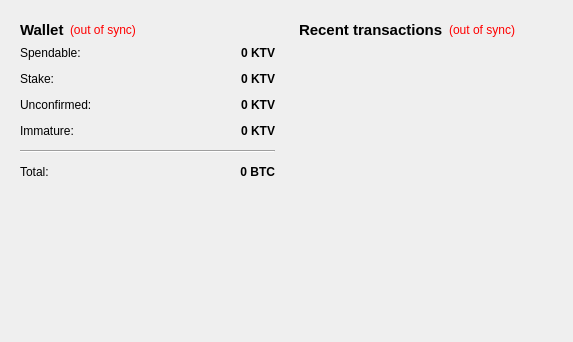
The window that src/qt/forms/overviewpage.ui (kmushi-coin/kmushicoin-source) describes before a commit, drawn with Qt 5.
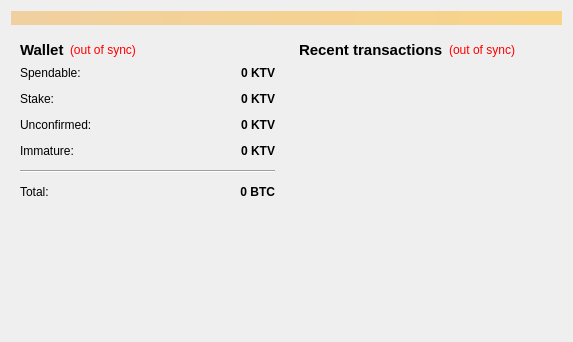
The same window after the commit.

Diff of the .ui file:
```diff
--- a/src/qt/forms/overviewpage.ui
+++ b/src/qt/forms/overviewpage.ui
@@ -13,6 +13,25 @@
   <property name="windowTitle">
    <string>Form</string>
   </property>
+  <layout class="QVBoxLayout" name="topLayout">
+   <item>
+    <widget class="QLabel" name="labelAlerts">
+     <property name="visible">
+      <bool>false</bool>
+     </property>
+     <property name="styleSheet">
+      <string notr="true">background-color: qlineargradient(x1: 0, y1: 0, x2: 1, y2: 0, stop:0 #F0D0A0, stop:1 #F8D488);  color:#000000
+</string>
+     </property>
+     <property name="wordWrap">
+      <bool>true</bool>
+     </property>
+     <property name="margin">
+      <number>3</number>
+     </property>
+    </widget>
+   </item>
+   <item>
   <layout class="QHBoxLayout" name="horizontalLayout" stretch="1,1">
    <item>
     <layout class="QVBoxLayout" name="verticalLayout_2">
@@ -334,6 +353,8 @@
         </item>
        </layout>
       </widget>
+       </item>
+      </layout>
      </item>
     </layout>
    </item>
```
Lines whose indentation alone changed are shown as unchanged.
